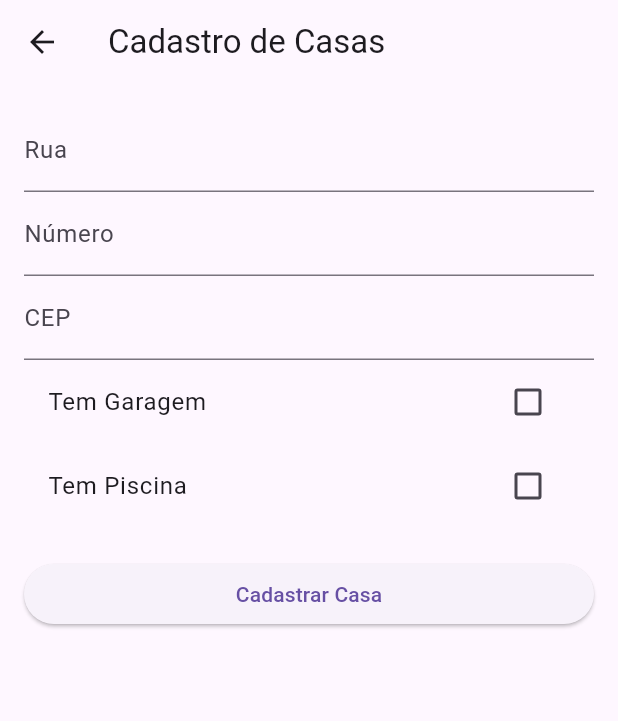
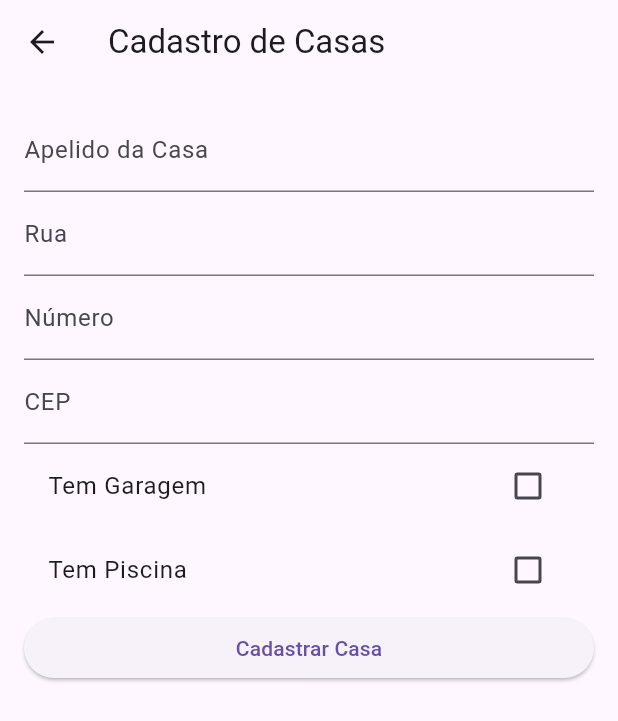
Before and after one commit to LeonardoMessaWagner/flutter_trabalho, a Flutter app: the screen it shows once a user with an empty profile is signed in, after a tap on the "menu" icon, after a tap on "Cadastrar Casas", on a phone screen of 412 x 824 dp. Shown: the top 721 px of the screen. Run offline on Flutter 3.47's test engine with Material 3 defaults, Android fonts, the light colour scheme and no system bars; our stand-ins replace cloud_firestore, firebase_auth, firebase_core; accounts and stored records are empty; network calls fail.

Commit message:
api de validação de CEP on, cadastro e exclusão de casas on

```diff
--- /dev/null
+++ b/lib/http/constantes.dart
@@ -0,0 +1,4 @@
+class ApiConstants {
+  static String baseurl = "https://viacep.com.br/ws/";
+  static String endpoint = "/json";
+}
--- a/lib/paginas/appbar.dart
+++ b/lib/paginas/appbar.dart
@@ -8,7 +8,7 @@ class CustomAppBar extends StatelessWidget implements PreferredSizeWidget {
   @override
   Widget build(BuildContext context) {
     return AppBar(
-      title: Text(title ?? 'Ops'),
+      title: Center(child: Text(title ?? 'Ops')),
       leading: Builder(builder: (context) {
         return IconButton(
           icon: const Icon(Icons.menu),
--- a/lib/paginas/home.dart
+++ b/lib/paginas/home.dart
@@ -1,3 +1,5 @@
+import 'package:cloud_firestore/cloud_firestore.dart';
+import 'package:firebase_auth/firebase_auth.dart';
 import 'package:flutter/material.dart';
 import 'package:flutter_trabalho/paginas/appbar.dart';
 import 'package:flutter_trabalho/paginas/cad_casas.dart';
@@ -11,7 +13,19 @@ class Home extends StatefulWidget {
   State<Home> createState() => _HomeState();
 }
 
+late AuthService auth;
+
 class _HomeState extends State<Home> {
+  late AuthService authService;
+  late User? usuario;
+
+  @override
+  void initState() {
+    super.initState();
+    authService = Provider.of<AuthService>(context, listen: false);
+    usuario = authService.usuario;
+  }
+
   @override
   Widget build(BuildContext context) {
     final authService = Provider.of<AuthService>(context);
@@ -52,6 +66,55 @@ class _HomeState extends State<Home> {
           ],
         ),
       ),
+      body: StreamBuilder<QuerySnapshot>(
+        stream: FirebaseFirestore.instance
+            .collection('usuarios/${usuario?.uid}/minhascasas')
+            .snapshots(),
+        builder: (context, snapshot) {
+          if (snapshot.connectionState == ConnectionState.waiting) {
+            return Center(child: CircularProgressIndicator());
+          }
+
+          if (snapshot.hasError) {
+            return const Center(child: Text('Erro ao carregar os dados'));
+          }
+
+          // Lista de documentos
+          List<DocumentSnapshot> casas = snapshot.data!.docs;
+
+          return ListView.builder(
+            itemCount: casas.length,
+            itemBuilder: (context, index) {
+              var casa = casas[index];
+              return ListTile(
+                title: Text(casa['apelido']),
+                subtitle: Text('CEP: ${casa['Cep']}'),
+                trailing: IconButton(
+                  icon: Icon(Icons.delete),
+                  onPressed: () {
+                    // Exclui o documento do Firebase Firestore
+                    FirebaseFirestore.instance
+                        .collection('usuarios/${usuario?.uid}/minhascasas')
+                        .doc(casa.id)
+                        .delete()
+                        .then((value) {
+                      // Ação após a exclusão (opcional)
+                      ScaffoldMessenger.of(context).showSnackBar(
+                        SnackBar(content: Text('Casa excluída com sucesso')),
+                      );
+                    }).catchError((error) {
+                      // Caso ocorra um erro na exclusão
+                      ScaffoldMessenger.of(context).showSnackBar(
+                        SnackBar(content: Text('Erro ao excluir a casa')),
+                      );
+                    });
+                  },
+                ),
+              );
+            },
+          );
+        },
+      ),
     );
   }
 }
--- a/lib/servicos/auth.dart
+++ b/lib/servicos/auth.dart
@@ -46,10 +46,8 @@ class AuthService extends ChangeNotifier {
       await _auth.signInWithEmailAndPassword(email: email, password: senha);
       _getUser();
     } on FirebaseAuthException catch (e) {
-      if (e.code == 'user-not-found') {
-        throw AuthException('usuario não cadastrado');
-      } else if (e.code == 'wrong-password') {
-        throw AuthException('Senha incorreta');
+      if (e.code == 'invalid-credential') {
+        throw AuthException('Credenciais invalidas');
       }
     }
   }
--- a/pubspec.yaml
+++ b/pubspec.yaml
@@ -40,6 +40,7 @@ dependencies:
   provider: ^6.1.1
   cloud_firestore: ^4.13.5
   http: ^1.1.0
+
 
 
 dev_dependencies:
```
Also changed, not shown: lib/database/casas_store.dart (+33 -1 lines), lib/paginas/cad_casas.dart (+94 -15 lines), 1 other file.
